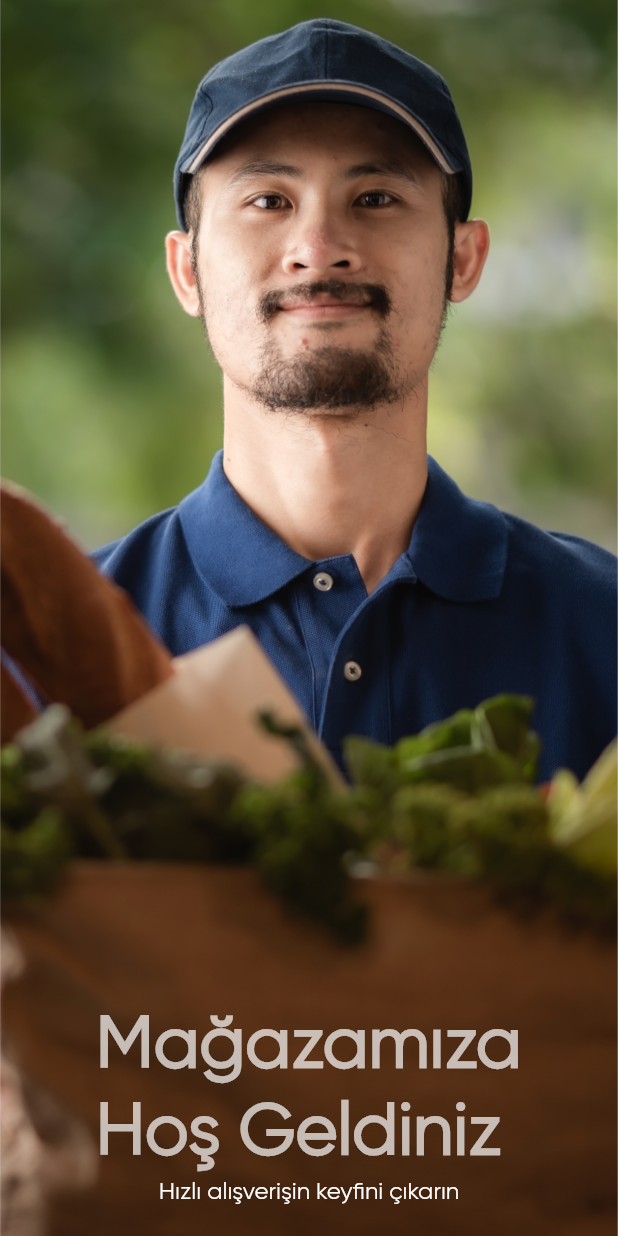
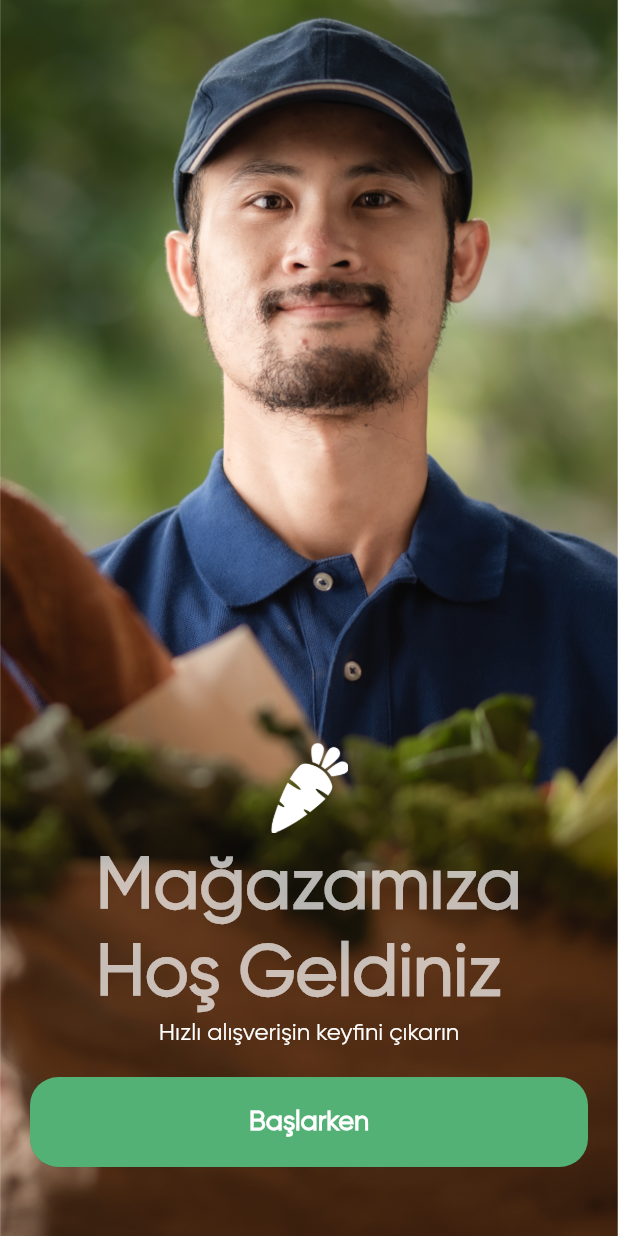
Before and after one commit to yusufakkobak34/flutter_groceries_app, a Flutter app: the screen it shows after launch, on a phone screen of 412 x 824 dp. Run offline on Flutter 3.47's test engine with Material 2 defaults, Android fonts, the phone set to English and light mode, and no system bars.

Commit message:
little edits at welcome view.

```diff
--- a/lib/view/login/welcome/welcome_view.dart
+++ b/lib/view/login/welcome/welcome_view.dart
@@ -1,4 +1,6 @@
 import 'package:flutter/material.dart';
+import 'package:flutter/services.dart';
+import 'package:flutter_groceries_app/common_widgets/round_button.dart';
 
 class WelcomeView extends StatefulWidget {
   const WelcomeView({super.key});
@@ -8,6 +10,12 @@ class WelcomeView extends StatefulWidget {
 }
 
 class _WelcomeViewState extends State<WelcomeView> {
+  @override
+  void initState() {
+    super.initState();
+    SystemChrome.setEnabledSystemUIMode(SystemUiMode.leanBack);
+  }
+
   @override
   Widget build(BuildContext context) {
     var media = MediaQuery.sizeOf(context);
@@ -24,8 +32,15 @@ class _WelcomeViewState extends State<WelcomeView> {
           SafeArea(
             child: Column(
               mainAxisAlignment: MainAxisAlignment.end,
-              crossAxisAlignment: CrossAxisAlignment.stretch,
               children: [
+                Image.asset(
+                  "assets/img/app_logo.png",
+                  width: 60,
+                  height: 60,
+                ),
+                const SizedBox(
+                  height: 8,
+                ),
                 Row(
                   mainAxisAlignment: MainAxisAlignment.center,
                   children: [
@@ -53,12 +68,16 @@ class _WelcomeViewState extends State<WelcomeView> {
                 const SizedBox(
                   height: 20,
                 ),
-
                 Padding(
-                  padding:  EdgeInsets.symmetric(horizontal: 20),
-                 //
+                  padding: const EdgeInsets.symmetric(horizontal: 20),
+                  child: RoundButton(
+                    title: "Başlarken",
+                    onPressed: () {},
+                  ),
                 ),
-
+                const SizedBox(
+                  height: 46,
+                ),
               ],
             ),
           ),
```
